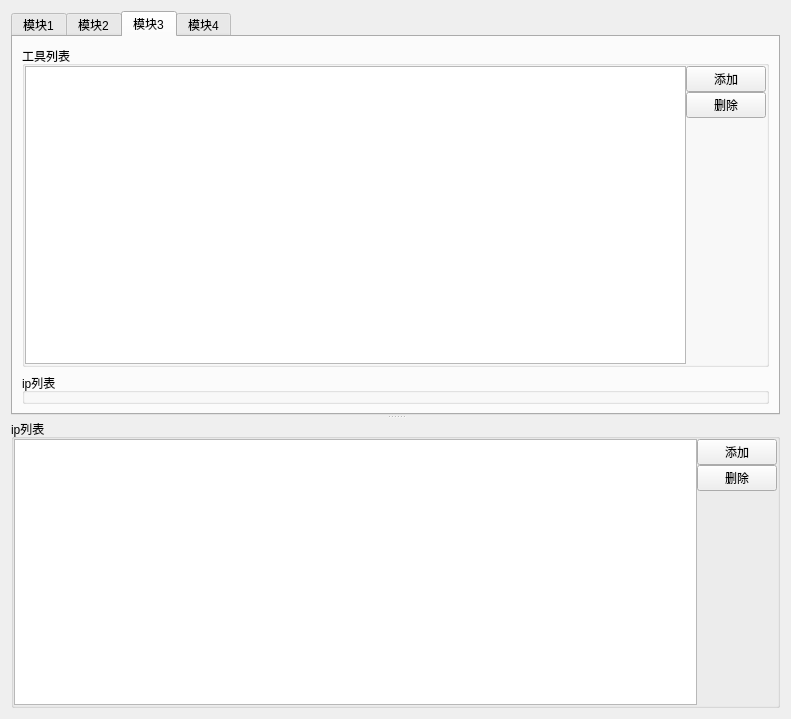
Qt form digitalIntegration/InformationConfihurationDialog.ui (jiaqingguo/DI) before a commit.
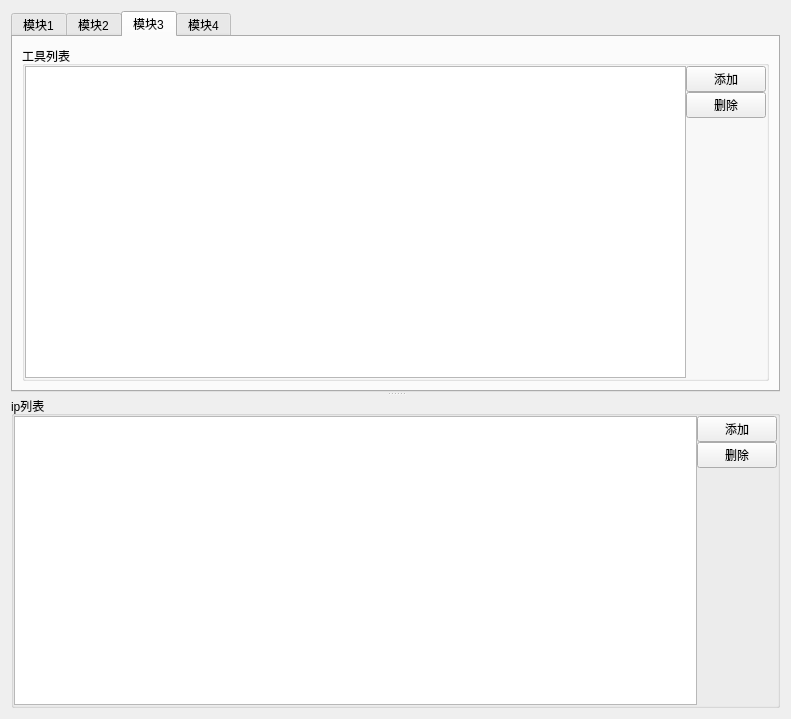
The same form after that commit. The open tabs and pages were chosen to show the change.

Diff of the .ui file:
```diff
--- a/digitalIntegration/InformationConfihurationDialog.ui
+++ b/digitalIntegration/InformationConfihurationDialog.ui
@@ -216,33 +216,6 @@
           </layout>
          </widget>
         </item>
-        <item>
-         <widget class="QGroupBox" name="groupBox_6">
-          <property name="title">
-           <string>ip列表</string>
-          </property>
-          <layout class="QHBoxLayout" name="horizontalLayout_6">
-           <property name="spacing">
-            <number>0</number>
-           </property>
-           <property name="leftMargin">
-            <number>0</number>
-           </property>
-           <property name="topMargin">
-            <number>0</number>
-           </property>
-           <property name="rightMargin">
-            <number>0</number>
-           </property>
-           <property name="bottomMargin">
-            <number>0</number>
-           </property>
-           <item>
-            <layout class="QVBoxLayout" name="verticalLayout_6"/>
-           </item>
-          </layout>
-         </widget>
-        </item>
        </layout>
       </widget>
       <widget class="QWidget" name="tab_4">
```
